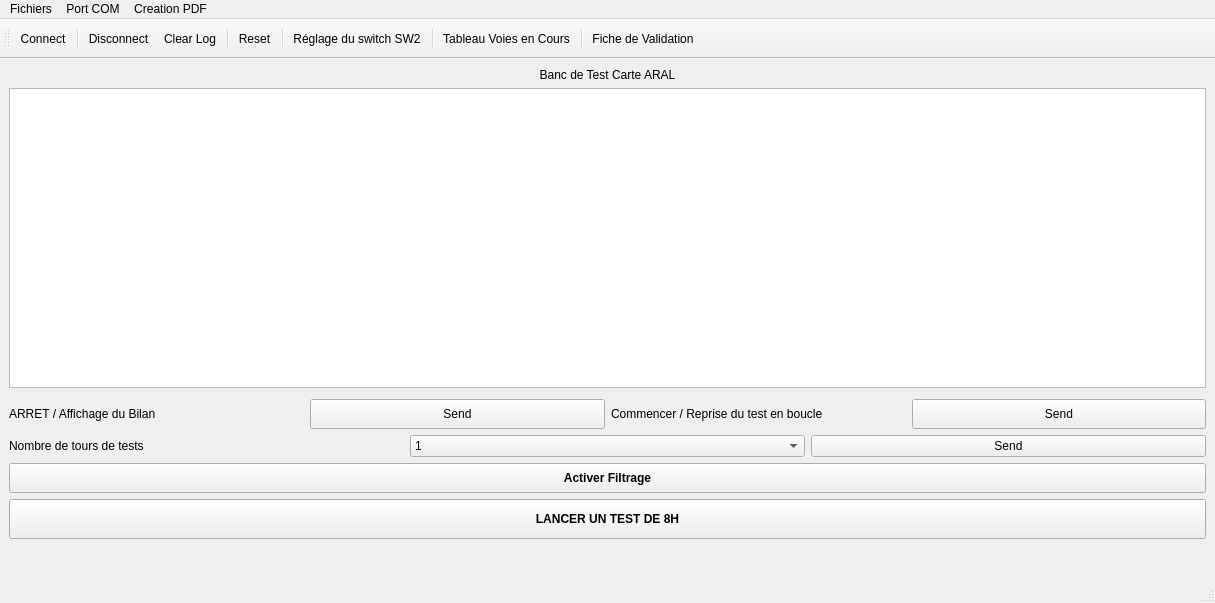
Old version of the form Logiciel Qt/Banc_de_test_ARAL/mainwindow.ui in the repository anasdtp/Aral.
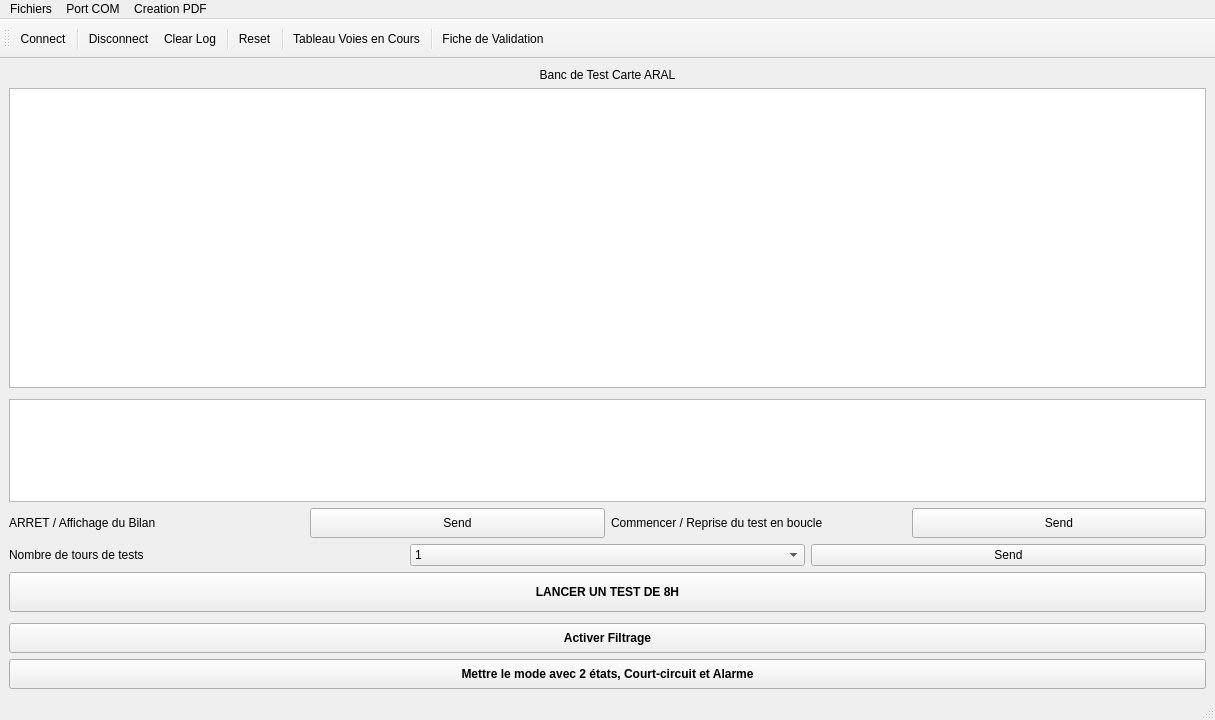
New version of the form. Icons and pictures are not drawn.

Commit message: Version assez complete. Du coté du uC il reste de peaufiner et tester le test en mode filtrage et coté logiciel c'est complet! Mais je voudrais rajouter un onglet Historique où l'utilisateur pourra mettre des commentaire par rapport au num de serie et garder ça en mémoire

What changed in the file:
```diff
--- a/Logiciel Qt/Banc_de_test_ARAL/mainwindow.ui
+++ b/Logiciel Qt/Banc_de_test_ARAL/mainwindow.ui
@@ -7,7 +7,7 @@
     <x>0</x>
     <y>0</y>
     <width>1215</width>
-    <height>603</height>
+    <height>720</height>
    </rect>
   </property>
   <property name="windowTitle">
@@ -63,6 +63,9 @@
       </property>
      </spacer>
     </item>
+    <item>
+     <widget class="QTextEdit" name="textEdit_panel_ACK"/>
+    </item>
     <item>
      <layout class="QHBoxLayout" name="horizontalLayout_4">
       <item>
@@ -207,33 +210,6 @@
       </item>
      </layout>
     </item>
-    <item>
-     <widget class="QPushButton" name="sendButton_activer_filtrage">
-      <property name="minimumSize">
-       <size>
-        <width>0</width>
-        <height>30</height>
-       </size>
-      </property>
-      <property name="font">
-       <font>
-        <bold>true</bold>
-        <underline>false</underline>
-        <strikeout>false</strikeout>
-        <kerning>true</kerning>
-       </font>
-      </property>
-      <property name="cursor">
-       <cursorShape>CrossCursor</cursorShape>
-      </property>
-      <property name="mouseTracking">
-       <bool>false</bool>
-      </property>
-      <property name="text">
-       <string>Activer Filtrage</string>
-      </property>
-     </widget>
-    </item>
     <item>
      <widget class="QPushButton" name="sendButton_lancementTestNuit">
       <property name="minimumSize">
@@ -263,6 +239,82 @@
       </property>
      </widget>
     </item>
+    <item>
+     <spacer name="verticalSpacer_3">
+      <property name="orientation">
+       <enum>Qt::Vertical</enum>
+      </property>
+      <property name="sizeType">
+       <enum>QSizePolicy::Minimum</enum>
+      </property>
+      <property name="sizeHint" stdset="0">
+       <size>
+        <width>20</width>
+        <height>5</height>
+       </size>
+      </property>
+     </spacer>
+    </item>
+    <item>
+     <widget class="QPushButton" name="sendButton_activer_filtrage">
+      <property name="minimumSize">
+       <size>
+        <width>0</width>
+        <height>30</height>
+       </size>
+      </property>
+      <property name="font">
+       <font>
+        <bold>true</bold>
+        <underline>false</underline>
+        <strikeout>false</strikeout>
+        <kerning>true</kerning>
+       </font>
+      </property>
+      <property name="cursor">
+       <cursorShape>CrossCursor</cursorShape>
+      </property>
+      <property name="mouseTracking">
+       <bool>false</bool>
+      </property>
+      <property name="styleSheet">
+       <string notr="true"/>
+      </property>
+      <property name="text">
+       <string>Activer Filtrage</string>
+      </property>
+     </widget>
+    </item>
+    <item>
+     <widget class="QPushButton" name="sendButton_reglage_nb_etat_en_test">
+      <property name="minimumSize">
+       <size>
+        <width>0</width>
+        <height>30</height>
+       </size>
+      </property>
+      <property name="font">
+       <font>
+        <bold>true</bold>
+        <underline>false</underline>
+        <strikeout>false</strikeout>
+        <kerning>true</kerning>
+       </font>
+      </property>
+      <property name="cursor">
+       <cursorShape>CrossCursor</cursorShape>
+      </property>
+      <property name="mouseTracking">
+       <bool>false</bool>
+      </property>
+      <property name="styleSheet">
+       <string notr="true"/>
+      </property>
+      <property name="text">
+       <string>Mettre le mode avec 2 états, Court-circuit et Alarme</string>
+      </property>
+     </widget>
+    </item>
     <item>
      <spacer name="verticalSpacer">
       <property name="orientation">
@@ -342,8 +394,6 @@
    <addaction name="separator"/>
    <addaction name="actionReset"/>
    <addaction name="separator"/>
-   <addaction name="action_reglage_du_switch_SW2"/>
-   <addaction name="separator"/>
    <addaction name="actionTableau_Voies_en_Cours"/>
    <addaction name="separator"/>
    <addaction name="actionFicheValidation"/>
```
Left out of the diff: 4 changed lines with no effect on the pictures. The commit also changes 12 other files.
